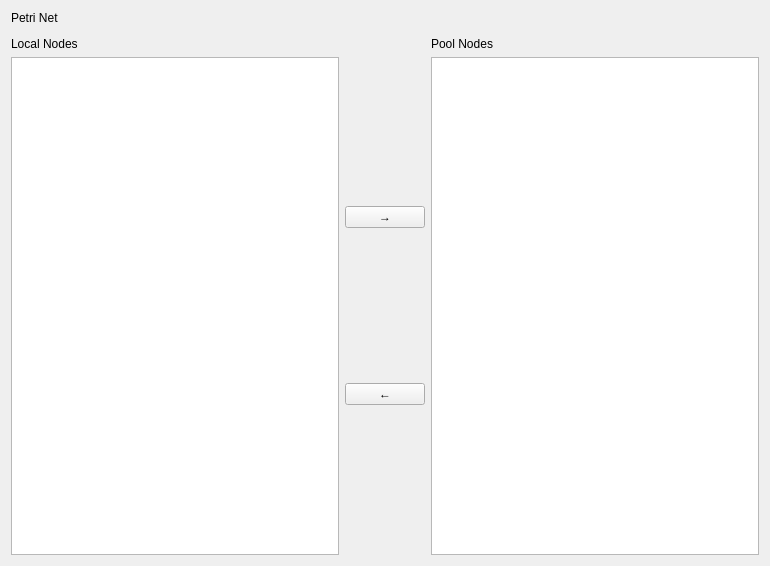
Qt form src/client/clientview.ui (jcelerier/dpetri) before a commit.
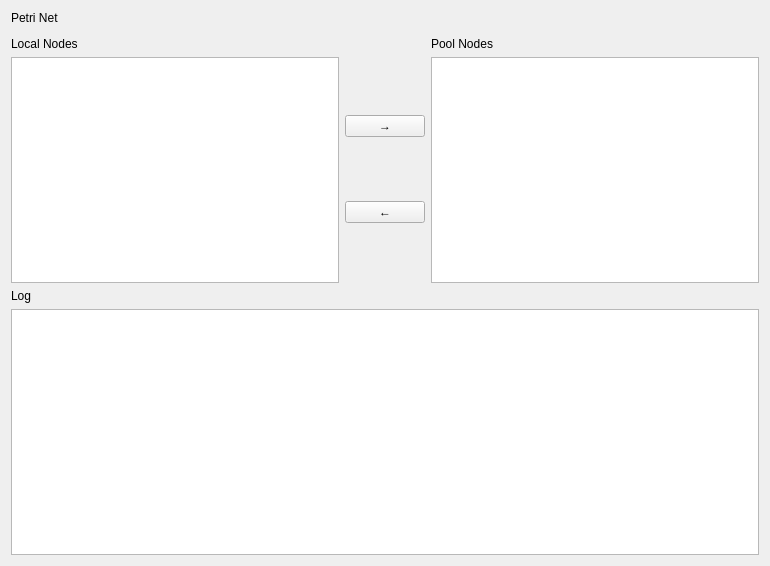
The same form after that commit. Custom widgets are drawn as their Qt base class.

What changed in the file:
```diff
--- a/src/client/clientview.ui
+++ b/src/client/clientview.ui
@@ -70,6 +70,20 @@
      </item>
     </layout>
    </item>
+   <item>
+    <widget class="QLabel" name="label_4">
+     <property name="text">
+      <string>Log</string>
+     </property>
+    </widget>
+   </item>
+   <item>
+    <widget class="QTextEdit" name="logger">
+     <property name="textInteractionFlags">
+      <set>Qt::TextSelectableByKeyboard|Qt::TextSelectableByMouse</set>
+     </property>
+    </widget>
+   </item>
   </layout>
  </widget>
  <customwidgets>
```
Left out of the diff: 42 changed lines with no effect on the pictures.
